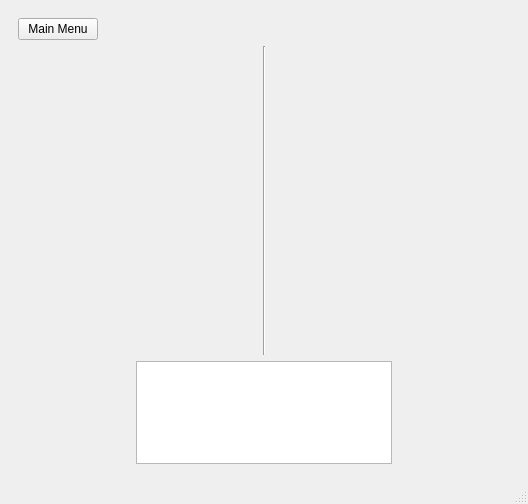
The window that battleship.ui (B1rtek/battleship-py) describes before a commit, drawn with Qt 5.
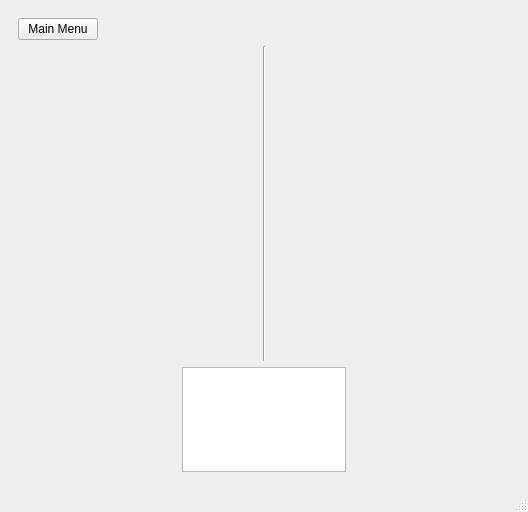
The same window after the commit. The open tabs and pages were chosen to show the change.

Commit message: Implemented the GUI version of the game without Fleet displays

```diff
--- a/battleship.ui
+++ b/battleship.ui
@@ -7,7 +7,7 @@
     <x>0</x>
     <y>0</y>
     <width>528</width>
-    <height>504</height>
+    <height>512</height>
    </rect>
   </property>
   <property name="sizePolicy">
@@ -717,7 +717,25 @@
                </layout>
               </item>
               <item>
-               <widget class="QPlainTextEdit" name="plainTextEdit">
+               <widget class="QPlainTextEdit" name="game_plain_text_edit_log">
+                <property name="acceptDrops">
+                 <bool>false</bool>
+                </property>
+                <property name="inputMethodHints">
+                 <set>Qt::ImhNone</set>
+                </property>
+                <property name="frameShape">
+                 <enum>QFrame::StyledPanel</enum>
+                </property>
+                <property name="sizeAdjustPolicy">
+                 <enum>QAbstractScrollArea::AdjustToContents</enum>
+                </property>
+                <property name="undoRedoEnabled">
+                 <bool>false</bool>
+                </property>
+                <property name="lineWrapMode">
+                 <enum>QPlainTextEdit::NoWrap</enum>
+                </property>
                 <property name="readOnly">
                  <bool>true</bool>
                 </property>
```
Left out of the diff: 3 changed lines with no effect on the pictures. The commit also changes 9 other files.
